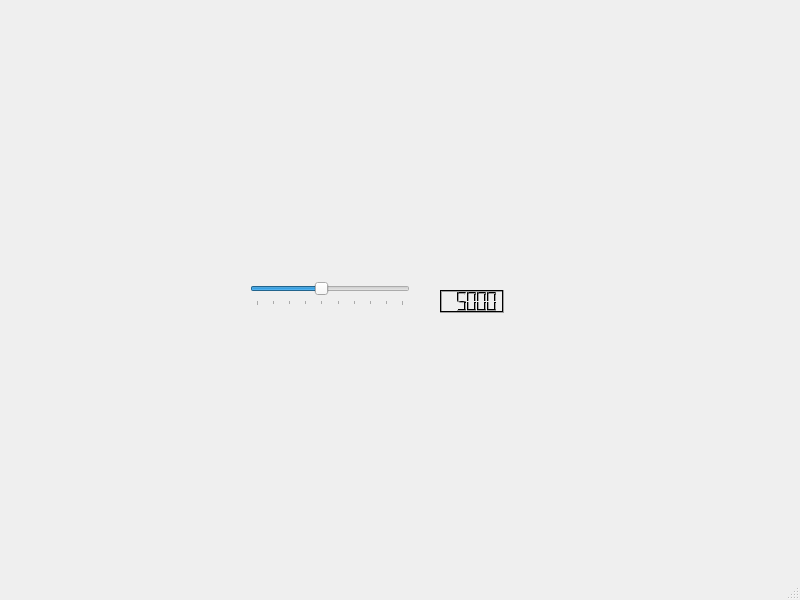
Before: the Qt Designer form gui.ui in koengeltink/expo68, drawn with Qt 5.
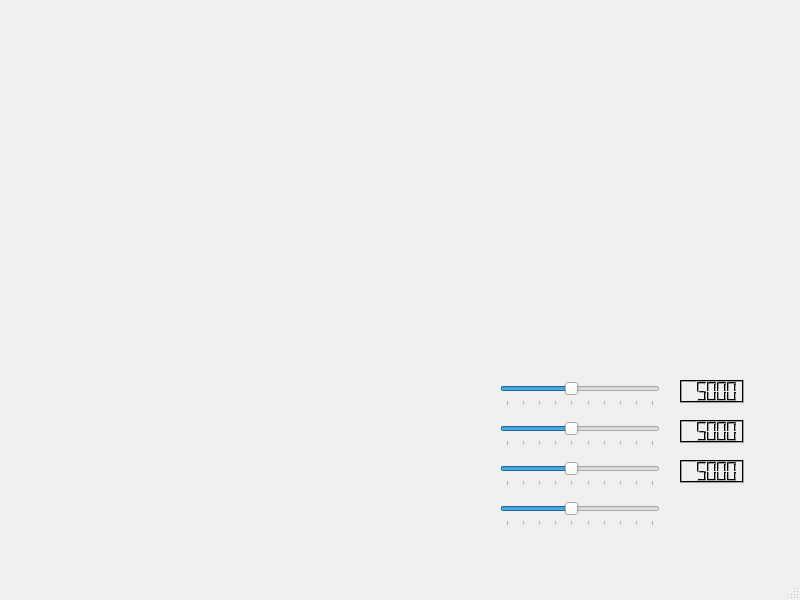
After: the same form once the commit is applied.

```diff
--- a/gui.ui
+++ b/gui.ui
@@ -17,8 +17,8 @@
    <widget class="QSlider" name="slider">
     <property name="geometry">
      <rect>
-      <x>250</x>
-      <y>280</y>
+      <x>500</x>
+      <y>380</y>
       <width>160</width>
       <height>26</height>
      </rect>
@@ -57,8 +57,8 @@
    <widget class="QLCDNumber" name="lcdNumber">
     <property name="geometry">
      <rect>
-      <x>440</x>
-      <y>290</y>
+      <x>680</x>
+      <y>380</y>
       <width>64</width>
       <height>23</height>
      </rect>
@@ -104,6 +104,226 @@
      <double>5000.000000000000000</double>
     </property>
    </widget>
+   <widget class="QLCDNumber" name="lcdNumber_2">
+    <property name="geometry">
+     <rect>
+      <x>680</x>
+      <y>420</y>
+      <width>64</width>
+      <height>23</height>
+     </rect>
+    </property>
+    <property name="palette">
+     <palette>
+      <active>
+       <colorrole role="Light">
+        <brush brushstyle="SolidPattern">
+         <color alpha="255">
+          <red>0</red>
+          <green>0</green>
+          <blue>0</blue>
+         </color>
+        </brush>
+       </colorrole>
+      </active>
+      <inactive>
+       <colorrole role="Light">
+        <brush brushstyle="SolidPattern">
+         <color alpha="255">
+          <red>0</red>
+          <green>0</green>
+          <blue>0</blue>
+         </color>
+        </brush>
+       </colorrole>
+      </inactive>
+      <disabled>
+       <colorrole role="Light">
+        <brush brushstyle="SolidPattern">
+         <color alpha="255">
+          <red>0</red>
+          <green>0</green>
+          <blue>0</blue>
+         </color>
+        </brush>
+       </colorrole>
+      </disabled>
+     </palette>
+    </property>
+    <property name="value" stdset="0">
+     <double>5000.000000000000000</double>
+    </property>
+   </widget>
+   <widget class="QLCDNumber" name="lcdNumber_3">
+    <property name="geometry">
+     <rect>
+      <x>680</x>
+      <y>460</y>
+      <width>64</width>
+      <height>23</height>
+     </rect>
+    </property>
+    <property name="palette">
+     <palette>
+      <active>
+       <colorrole role="Light">
+        <brush brushstyle="SolidPattern">
+         <color alpha="255">
+          <red>0</red>
+          <green>0</green>
+          <blue>0</blue>
+         </color>
+        </brush>
+       </colorrole>
+      </active>
+      <inactive>
+       <colorrole role="Light">
+        <brush brushstyle="SolidPattern">
+         <color alpha="255">
+          <red>0</red>
+          <green>0</green>
+          <blue>0</blue>
+         </color>
+        </brush>
+       </colorrole>
+      </inactive>
+      <disabled>
+       <colorrole role="Light">
+        <brush brushstyle="SolidPattern">
+         <color alpha="255">
+          <red>0</red>
+          <green>0</green>
+          <blue>0</blue>
+         </color>
+        </brush>
+       </colorrole>
+      </disabled>
+     </palette>
+    </property>
+    <property name="value" stdset="0">
+     <double>5000.000000000000000</double>
+    </property>
+   </widget>
+   <widget class="QSlider" name="slider_2">
+    <property name="geometry">
+     <rect>
+      <x>500</x>
+      <y>420</y>
+      <width>160</width>
+      <height>26</height>
+     </rect>
+    </property>
+    <property name="minimum">
+     <number>1000</number>
+    </property>
+    <property name="maximum">
+     <number>10000</number>
+    </property>
+    <property name="singleStep">
+     <number>1000</number>
+    </property>
+    <property name="pageStep">
+     <number>1000</number>
+    </property>
+    <property name="value">
+     <number>5000</number>
+    </property>
+    <property name="tracking">
+     <bool>false</bool>
+    </property>
+    <property name="orientation">
+     <enum>Qt::Horizontal</enum>
+    </property>
+    <property name="invertedAppearance">
+     <bool>false</bool>
+    </property>
+    <property name="tickPosition">
+     <enum>QSlider::TicksBelow</enum>
+    </property>
+    <property name="tickInterval">
+     <number>1000</number>
+    </property>
+   </widget>
+   <widget class="QSlider" name="slider_3">
+    <property name="geometry">
+     <rect>
+      <x>500</x>
+      <y>460</y>
+      <width>160</width>
+      <height>26</height>
+     </rect>
+    </property>
+    <property name="minimum">
+     <number>1000</number>
+    </property>
+    <property name="maximum">
+     <number>10000</number>
+    </property>
+    <property name="singleStep">
+     <number>1000</number>
+    </property>
+    <property name="pageStep">
+     <number>1000</number>
+    </property>
+    <property name="value">
+     <number>5000</number>
+    </property>
+    <property name="tracking">
+     <bool>false</bool>
+    </property>
+    <property name="orientation">
+     <enum>Qt::Horizontal</enum>
+    </property>
+    <property name="invertedAppearance">
+     <bool>false</bool>
+    </property>
+    <property name="tickPosition">
+     <enum>QSlider::TicksBelow</enum>
+    </property>
+    <property name="tickInterval">
+     <number>1000</number>
+    </property>
+   </widget>
+   <widget class="QSlider" name="slider_4">
+    <property name="geometry">
+     <rect>
+      <x>500</x>
+      <y>500</y>
+      <width>160</width>
+      <height>26</height>
+     </rect>
+    </property>
+    <property name="minimum">
+     <number>1000</number>
+    </property>
+    <property name="maximum">
+     <number>10000</number>
+    </property>
+    <property name="singleStep">
+     <number>1000</number>
+    </property>
+    <property name="pageStep">
+     <number>1000</number>
+    </property>
+    <property name="value">
+     <number>5000</number>
+    </property>
+    <property name="tracking">
+     <bool>false</bool>
+    </property>
+    <property name="orientation">
+     <enum>Qt::Horizontal</enum>
+    </property>
+    <property name="invertedAppearance">
+     <bool>false</bool>
+    </property>
+    <property name="tickPosition">
+     <enum>QSlider::TicksBelow</enum>
+    </property>
+    <property name="tickInterval">
+     <number>1000</number>
+    </property>
+   </widget>
   </widget>
   <widget class="QMenuBar" name="menubar">
    <property name="geometry">
```
Left out of the diff: 32 changed lines with no effect on the pictures.
